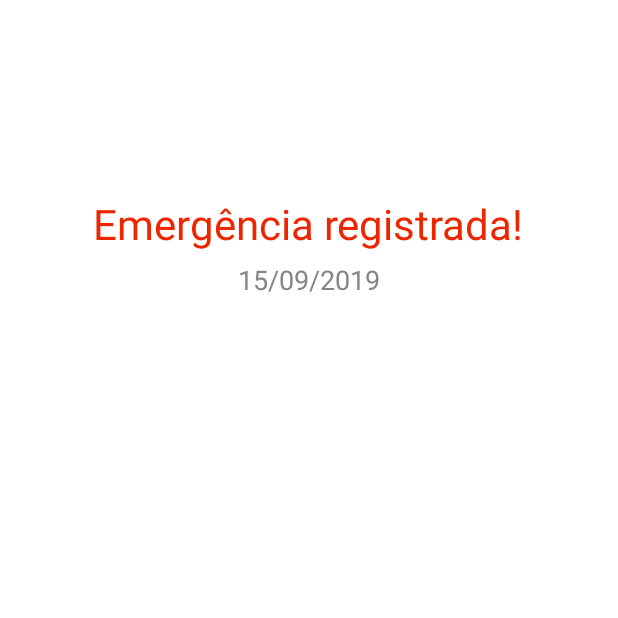
After one commit to Arthur-Maciel/AppAndroidHackatona2019, an Android app: the Botaoclicado screen opened directly, with no data from a screen before it, on a phone screen of 412 x 824 dp, the top half of it. The commit adds this screen. Run offline under Robolectric (Android 15) with nearby library versions, the phone set to English and light mode, and no system bars; our stand-ins replace data binding.

Commit message:
Alterações finais

```diff
--- a/app/build.gradle
+++ b/app/build.gradle
@@ -3,7 +3,6 @@ apply plugin: 'com.android.application'
 apply plugin: 'kotlin-android'
 
 apply plugin: 'kotlin-android-extensions'
-apply plugin: 'com.google.gms.google-services'
 
 android {
     compileSdkVersion 29
--- a/app/src/main/AndroidManifest.xml
+++ b/app/src/main/AndroidManifest.xml
@@ -19,7 +19,8 @@
         android:roundIcon="@mipmap/ic_launcher_round"
         android:supportsRtl="true"
         android:theme="@style/Theme.AppCompat.Light.NoActionBar">
-        <activity android:name=".FormActivity"></activity>
+        <activity android:name=".Botaoclicado"></activity>
+        <activity android:name=".FormActivity" />
         <activity android:name=".ComentarioActivity" />
         <activity android:name=".HistoricoActivity" />
         <activity android:name=".RecursosActivity" />
@@ -43,6 +44,7 @@
         <meta-data
             android:name="com.google.android.geo.API_KEY"
             android:value="@string/google_maps_key" />
+
         <service android:name=".MyFirebaseMessagingService">
             <intent-filter>
                 <action android:name="com.google.firebase.MESSAGING_EVENT" />
--- /dev/null
+++ b/app/src/main/java/br/com/southsystem/hackatona2019/Botaoclicado.kt
@@ -0,0 +1,12 @@
+package br.com.southsystem.hackatona2019
+
+import androidx.appcompat.app.AppCompatActivity
+import android.os.Bundle
+
+class Botaoclicado : AppCompatActivity() {
+
+    override fun onCreate(savedInstanceState: Bundle?) {
+        super.onCreate(savedInstanceState)
+        setContentView(R.layout.activity_botaoclicado)
+    }
+}
--- a/app/src/main/java/br/com/southsystem/hackatona2019/MainActivity.kt
+++ b/app/src/main/java/br/com/southsystem/hackatona2019/MainActivity.kt
@@ -138,5 +138,9 @@ class MainActivity : AppCompatActivity(), OnMapReadyCallback {
         intent = Intent(this, FormActivity::class.java)
         startActivity(intent)
     }
+    fun nextActivityEmer(view: View) {
+        intent = Intent(this, Botaoclicado::class.java)
+        startActivity(intent)
+    }
 
 }
--- /dev/null
+++ b/app/src/main/res/layout/activity_botaoclicado.xml
@@ -0,0 +1,42 @@
+<?xml version="1.0" encoding="utf-8"?>
+<layout xmlns:android="http://schemas.android.com/apk/res/android"
+    xmlns:app="http://schemas.android.com/apk/res-auto"
+    xmlns:tools="http://schemas.android.com/tools">
+
+    <LinearLayout
+        android:layout_width="match_parent"
+        android:layout_height="match_parent"
+        android:background="#FFFFFF"
+        android:orientation="vertical"
+        tools:context=".DadosActivity">
+
+        <TextView
+            android:id="@+id/titulo"
+            android:layout_width="wrap_content"
+            android:layout_height="wrap_content"
+            android:layout_gravity="center"
+            android:layout_marginLeft="16dp"
+            android:layout_marginTop="130dp"
+            android:layout_marginRight="16dp"
+            android:text="Emergência registrada!"
+            android:textAlignment="center"
+            android:textColor="@color/vermelho"
+            android:textSize="28dp" />
+
+        <TextView
+            android:id="@+id/cidade"
+            android:layout_width="wrap_content"
+            android:layout_height="wrap_content"
+            android:layout_gravity="center"
+            android:layout_marginLeft="16dp"
+            android:layout_marginTop="6dp"
+            android:layout_marginRight="16dp"
+            android:text="15/09/2019"
+            android:textAlignment="center"
+            android:textColor="@color/cinza"
+            android:textSize="18dp" />
+
+
+    </LinearLayout>
+
+</layout>
--- a/app/src/main/res/layout/activity_main.xml
+++ b/app/src/main/res/layout/activity_main.xml
@@ -47,7 +47,7 @@
             android:layout_height="wrap_content"
             android:layout_marginBottom="8dp"
             android:background="@drawable/ic_perigo"
-            android:onClick="nextActivity"
+            android:onClick="nextActivityEmer"
             app:layout_constraintBottom_toBottomOf="parent"
             app:layout_constraintEnd_toEndOf="parent"
             app:layout_constraintStart_toStartOf="parent" />
```
